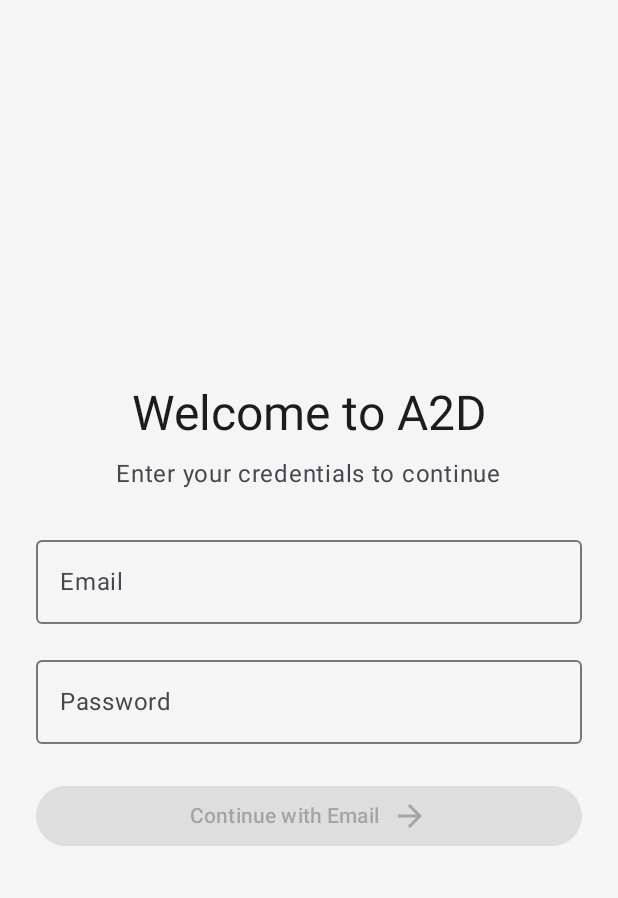
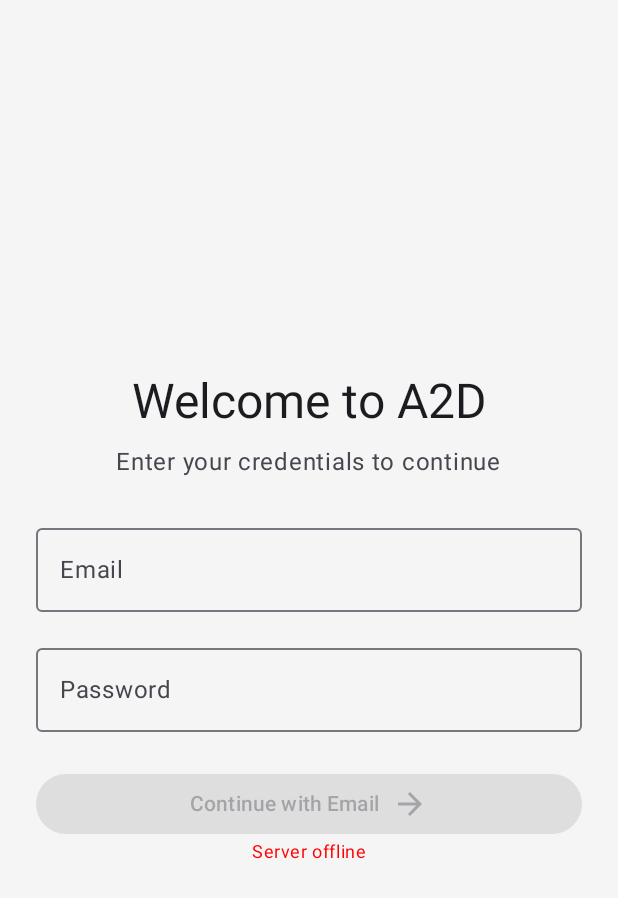
Before and after one commit to anish1024/a2d_android, an Android app built with Jetpack Compose: the screen it shows after launch (MainActivity), on a phone screen of 412 x 824 dp. Shown: the top 898 px of the screen. Run offline under Robolectric (Android 15) with nearby library versions, the phone set to English and light mode, and no system bars; our stand-ins replace Dagger/Hilt's generated code, Room's generated code; 9 statements that could not run were skipped.

Commit message:
feat: add server health status indicator to login screen - green 'Server online' or red 'Server offline' below login button, checks /healthz endpoint on screen load

```diff
--- a/A2D/app/src/main/java/com/a2d/app/data/network/A2DSyncApi.kt
+++ b/A2D/app/src/main/java/com/a2d/app/data/network/A2DSyncApi.kt
@@ -16,6 +16,9 @@ import retrofit2.http.Query
  * The Bearer token is passed explicitly so the SyncEngine can refresh and retry on 401.
  */
 interface A2DSyncApi {
+    @GET("/healthz")
+    fun healthCheck(): Call<HealthResponse>
+
     @FormUrlEncoded
     @POST("/v1/auth/login")
     fun login(
--- a/A2D/app/src/main/java/com/a2d/app/data/network/ApiModels.kt
+++ b/A2D/app/src/main/java/com/a2d/app/data/network/ApiModels.kt
@@ -64,3 +64,8 @@ sealed class SyncResult {
     data class Failure(val message: String, val uploaded: Int = 0, val downloaded: Int = 0) : SyncResult()
     data object Offline : SyncResult()
 }
+
+/**
+ * Response body for GET /healthz.
+ */
+data class HealthResponse(@SerializedName("status") val status: String = "")
--- a/A2D/app/src/main/java/com/a2d/app/ui/login/LoginScreen.kt
+++ b/A2D/app/src/main/java/com/a2d/app/ui/login/LoginScreen.kt
@@ -11,6 +11,7 @@ import androidx.compose.runtime.collectAsState
 import androidx.compose.runtime.getValue
 import androidx.compose.ui.Alignment
 import androidx.compose.ui.Modifier
+import androidx.compose.ui.graphics.Color
 import androidx.compose.ui.text.input.KeyboardType
 import androidx.compose.ui.unit.dp
 import androidx.hilt.navigation.compose.hiltViewModel
@@ -21,6 +22,7 @@ fun LoginScreen(
     viewModel: LoginViewModel = hiltViewModel()
 ) {
     val uiState by viewModel.uiState.collectAsState()
+    val serverHealthy by viewModel.serverHealthy.collectAsState()
 
     LaunchedEffect(uiState.loginSucceeded) {
         if (uiState.loginSucceeded) {
@@ -106,6 +108,23 @@ fun LoginScreen(
             CircularProgressIndicator()
         }
 
+        // Server health status indicator
+        if (serverHealthy) {
+            Text(
+                text = "Server online",
+                color = Color.Green,
+                style = MaterialTheme.typography.bodySmall,
+                modifier = Modifier.align(Alignment.CenterHorizontally)
+            )
+        } else {
+            Text(
+                text = "Server offline",
+                color = Color.Red,
+                style = MaterialTheme.typography.bodySmall,
+                modifier = Modifier.align(Alignment.CenterHorizontally)
+            )
+        }
+
         if (uiState.loginError != null) {
             Spacer(modifier = Modifier.height(16.dp))
             Text(text = uiState.loginError ?: "", color = MaterialTheme.colorScheme.error)
--- a/A2D/app/src/main/java/com/a2d/app/ui/login/LoginViewModel.kt
+++ b/A2D/app/src/main/java/com/a2d/app/ui/login/LoginViewModel.kt
@@ -4,9 +4,11 @@ import androidx.lifecycle.ViewModel
 import androidx.lifecycle.viewModelScope
 import com.a2d.app.data.network.ApiClient
 import com.a2d.app.data.network.TokenStore
+import com.a2d.app.data.network.HealthResponse
 import dagger.hilt.android.lifecycle.HiltViewModel
 import kotlinx.coroutines.Dispatchers
 import kotlinx.coroutines.flow.MutableStateFlow
+import kotlinx.coroutines.flow.StateFlow
 import kotlinx.coroutines.flow.asStateFlow
 import kotlinx.coroutines.launch
 import retrofit2.Response
@@ -31,6 +33,26 @@ class LoginViewModel @Inject constructor(
 
     private val _uiState = MutableStateFlow(LoginUiState())
     val uiState = _uiState.asStateFlow()
+
+    // Server health status
+    private val _serverHealthy = MutableStateFlow(true)
+    val serverHealthy: StateFlow<Boolean> = _serverHealthy.asStateFlow()
+
+    init {
+        // Check server health on initialization
+        viewModelScope.launch(Dispatchers.IO) {
+            checkServerHealth()
+        }
+    }
+
+    private fun checkServerHealth() {
+        try {
+            val response: Response<HealthResponse> = apiClient.api.healthCheck().execute()
+            _serverHealthy.value = response.isSuccessful && response.body()?.status == "ok"
+        } catch (e: Exception) {
+            _serverHealthy.value = false
+        }
+    }
 
     private val emailRegex = """^[a-zA-Z0-9._%+-]+@[a-zA-Z0-9.-]+\.[a-zA-Z]{2,}$""".toRegex()
 
```
